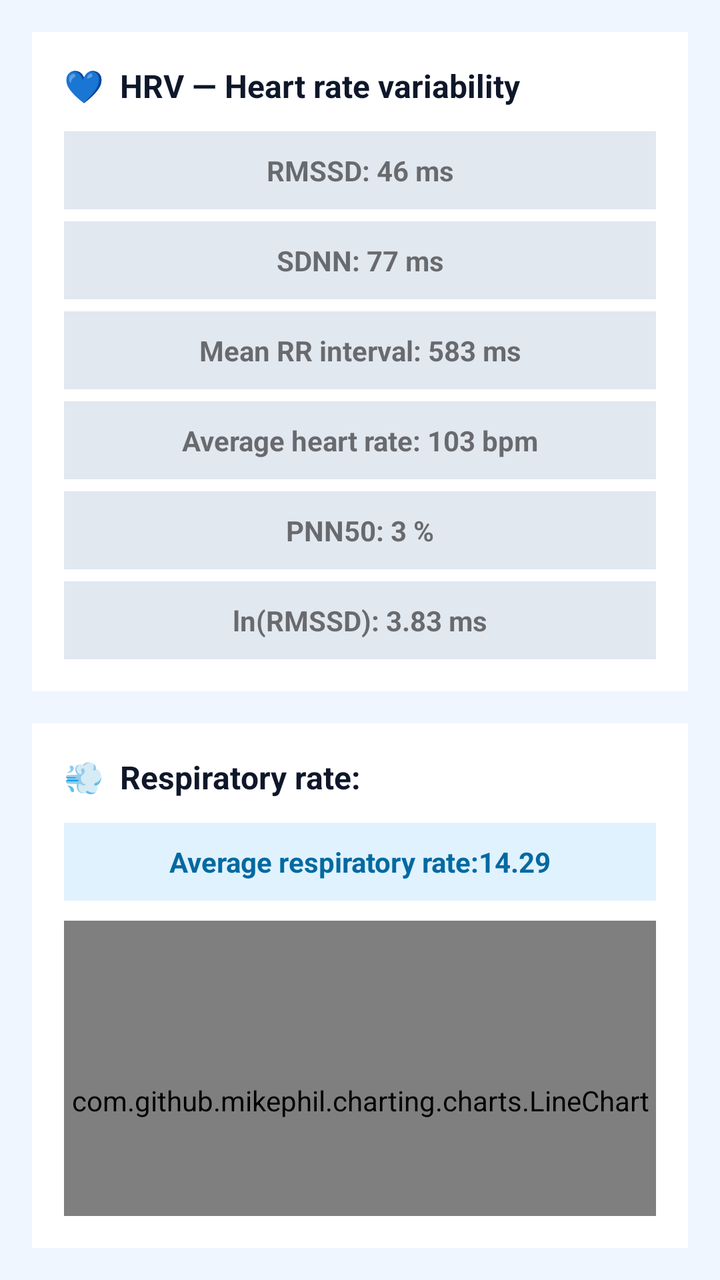
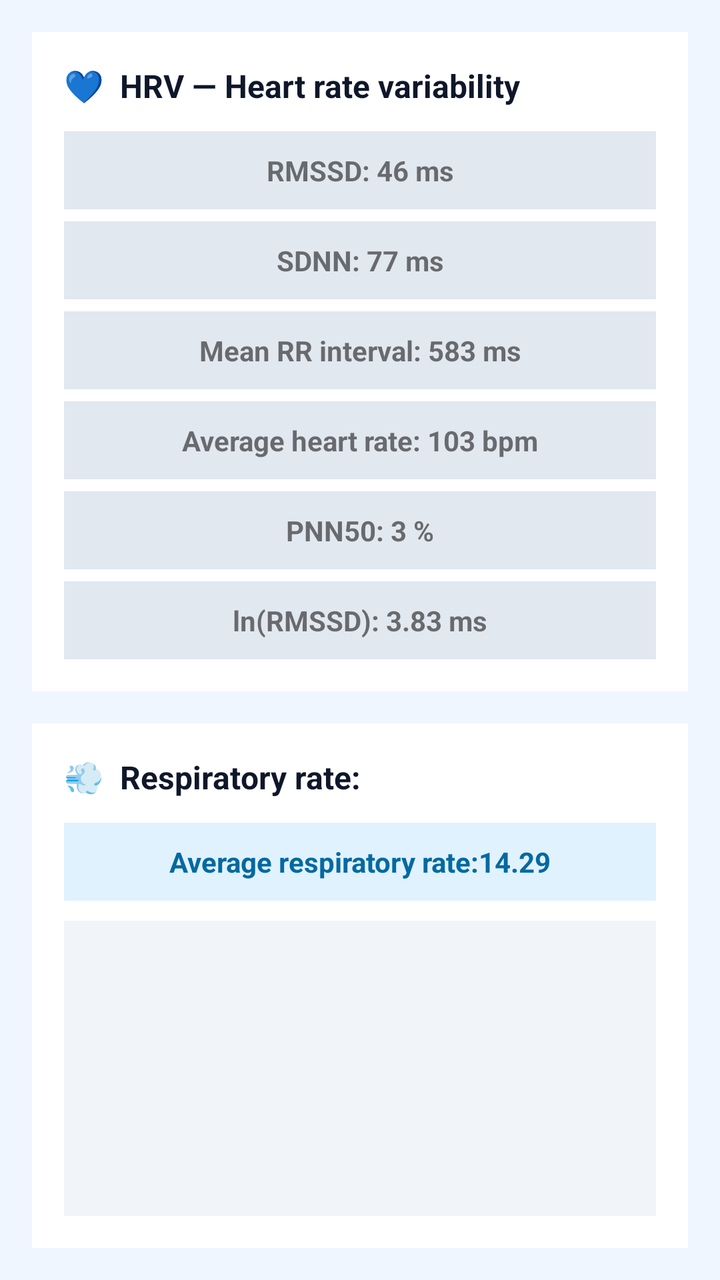

Compare the two renders of this Android layout. The source of the first and the diff that turns it into the second are given below.
<!-- AndroidManifest.xml: application theme Theme.AppCompat.Light.NoActionBar -->
<!-- res/layout/view_screen2_hrv.xml -->
<?xml version="1.0" encoding="utf-8"?>
<LinearLayout xmlns:android="http://schemas.android.com/apk/res/android"
    android:layout_width="match_parent"
    android:layout_height="match_parent"
    android:background="#EFF6FF"
    android:orientation="vertical"
    android:padding="16dp">

    
    <LinearLayout
        android:layout_width="match_parent"
        android:layout_height="wrap_content"
        android:background="#FFFFFF"
        android:orientation="vertical"
        android:padding="16dp">

        <TextView
            android:layout_width="wrap_content"
            android:layout_height="wrap_content"
            android:text="💙  HRV — Heart rate variability"
            android:textColor="#0F172A"
            android:textSize="16sp"
            android:textStyle="bold"
            android:layout_marginBottom="12dp" />

        <TextView android:id="@+id/tvRmssd" android:layout_width="match_parent" android:layout_height="wrap_content" android:background="#E2E8F0" android:padding="10dp" android:gravity="center" android:text="RMSSD: 46 ms" android:textStyle="bold" android:layout_marginBottom="6dp" />
        <TextView android:id="@+id/tvSdnn" android:layout_width="match_parent" android:layout_height="wrap_content" android:background="#E2E8F0" android:padding="10dp" android:gravity="center" android:text="SDNN: 77 ms" android:textStyle="bold" android:layout_marginBottom="6dp" />
        <TextView android:id="@+id/tvMeanRr" android:layout_width="match_parent" android:layout_height="wrap_content" android:background="#E2E8F0" android:padding="10dp" android:gravity="center" android:text="Mean RR interval: 583 ms" android:textStyle="bold" android:layout_marginBottom="6dp" />
        <TextView android:id="@+id/tvAvgHr" android:layout_width="match_parent" android:layout_height="wrap_content" android:background="#E2E8F0" android:padding="10dp" android:gravity="center" android:text="Average heart rate: 103 bpm" android:textStyle="bold" android:layout_marginBottom="6dp" />
        <TextView android:id="@+id/tvPnn50" android:layout_width="match_parent" android:layout_height="wrap_content" android:background="#E2E8F0" android:padding="10dp" android:gravity="center" android:text="PNN50: 3 %" android:textStyle="bold" android:layout_marginBottom="6dp" />
        <TextView android:id="@+id/tvLnRmssd" android:layout_width="match_parent" android:layout_height="wrap_content" android:background="#E2E8F0" android:padding="10dp" android:gravity="center" android:text="ln(RMSSD): 3.83 ms" android:textStyle="bold" />
    </LinearLayout>

    
    <LinearLayout
        android:layout_width="match_parent"
        android:layout_height="wrap_content"
        android:background="#FFFFFF"
        android:orientation="vertical"
        android:padding="16dp"
        android:layout_marginTop="16dp">

        <TextView
            android:layout_width="wrap_content"
            android:layout_height="wrap_content"
            android:text="💨  Respiratory rate:"
            android:textColor="#0F172A"
            android:textSize="16sp"
            android:textStyle="bold"
            android:layout_marginBottom="12dp" />

        <TextView
            android:id="@+id/tvAvgResp"
            android:layout_width="match_parent"
            android:layout_height="wrap_content"
            android:background="#E0F2FE"
            android:padding="10dp"
            android:gravity="center"
            android:text="Average respiratory rate:14.29"
            android:textColor="#0369A1"
            android:textStyle="bold" />

        <com.github.mikephil.charting.charts.LineChart
            android:id="@+id/respChart"
            android:layout_width="match_parent"
            android:layout_height="180dp"
            android:layout_marginTop="10dp" />
    </LinearLayout>

</LinearLayout>
<!-- resources referenced by this layout -->
<resources>

</resources>

<!-- the commit's change to res/layout/view_screen2_hrv.xml (unified diff, before → after) -->
@@ -60,10 +60,10 @@
             android:textColor="#0369A1"
             android:textStyle="bold" />
 
-        <com.github.mikephil.charting.charts.LineChart
-            android:id="@+id/respChart"
+        <View
             android:layout_width="match_parent"
             android:layout_height="180dp"
+            android:background="#F1F5F9"
             android:layout_marginTop="10dp" />
     </LinearLayout>
 
